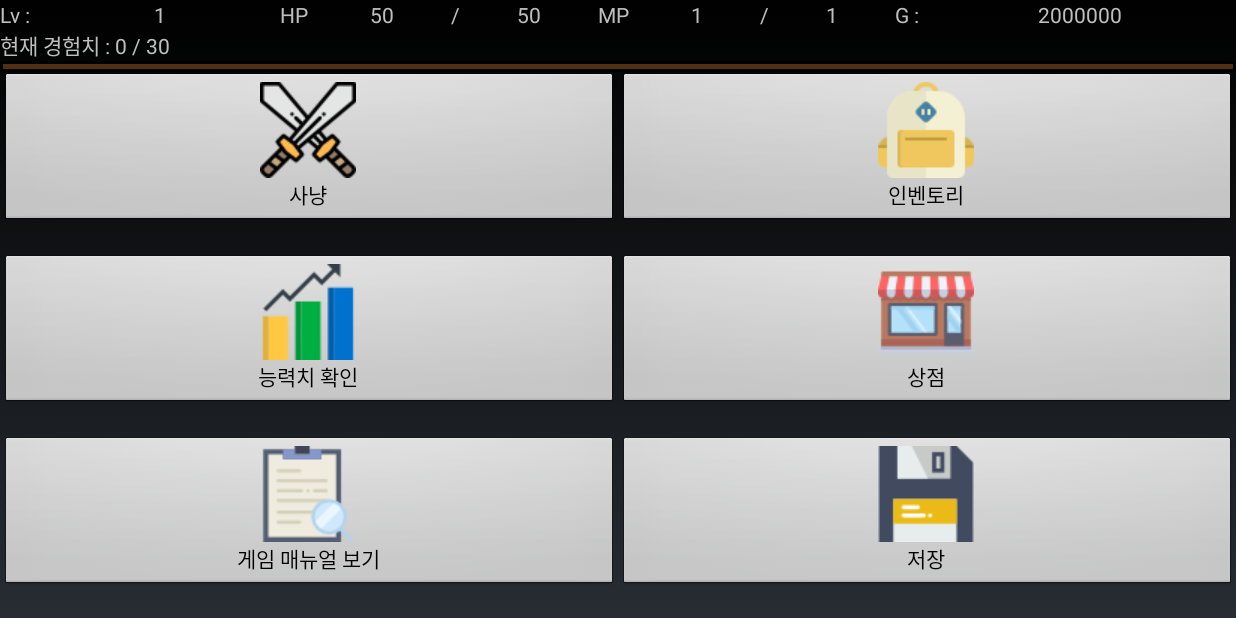
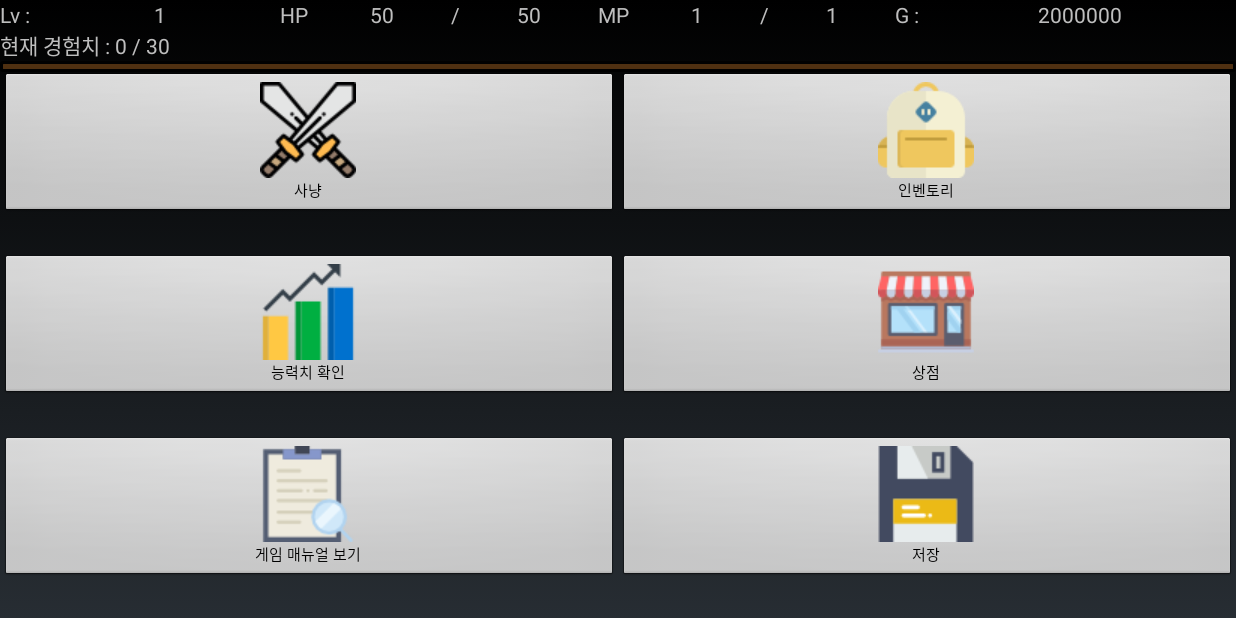
Before and after one commit to qhtlr4/Android_RPG_project, an Android app: the screen it shows after launch (GameActivity), after a tap on "새로하기", on a phone screen of 824 x 412 dp (held sideways). Run offline under Robolectric (Android 15) with nearby library versions, the phone set to English and light mode, and no system bars.

Commit message:
몬스터 레벨표시 / 글자 크기

```diff
--- a/app/src/main/java/com/example/sec/android_rpg_project/DBHelper.java
+++ b/app/src/main/java/com/example/sec/android_rpg_project/DBHelper.java
@@ -46,15 +46,15 @@ public class DBHelper extends SQLiteOpenHelper {
         sqLiteDatabase.execSQL("CREATE TABLE ITEM (item_id INTEGER PRIMARY KEY AUTOINCREMENT, item_name TEXT, attack INTEGER, defence INTEGER, addHp INTEGER, addMp INTEGER, cost INTEGER, class INTEGER);");
         sqLiteDatabase.execSQL("INSERT INTO ITEM VALUES(null, '골드', 0, 0, 0, 0, 0, 0);");
         sqLiteDatabase.execSQL("INSERT INTO ITEM VALUES(null, '목검', 5, 0, 0, 0, 500, 1);");
-        sqLiteDatabase.execSQL("INSERT INTO ITEM VALUES(null, '청동검', 7, 0, 0, 0, 5000, 1);");
+        sqLiteDatabase.execSQL("INSERT INTO ITEM VALUES(null, '청동검', 7, 0, 0, 0, 4000, 1);");
         sqLiteDatabase.execSQL("INSERT INTO ITEM VALUES(null, '강철검', 9, 0, 0, 0, 50000, 1);");
         sqLiteDatabase.execSQL("INSERT INTO ITEM VALUES(null, '다이아몬드검', 11, 0, 0, 0, 500000, 1);");
 
         sqLiteDatabase.execSQL("INSERT INTO ITEM VALUES(null, '낡은 옷', 0, 5, 0, 0, 500, 2);");
-        sqLiteDatabase.execSQL("INSERT INTO ITEM VALUES(null, '가죽 옷', 0, 7, 0, 0, 5000, 2);");
+        sqLiteDatabase.execSQL("INSERT INTO ITEM VALUES(null, '가죽 옷', 0, 7, 0, 0, 4000, 2);");
         sqLiteDatabase.execSQL("INSERT INTO ITEM VALUES(null, '청동 갑옷', 0, 9, 0, 0, 50000, 2);");
-        sqLiteDatabase.execSQL("INSERT INTO ITEM VALUES(null, '가벼운 강철 갑옷', 0, 11, 0, 0, 500000, 2);");
-        sqLiteDatabase.execSQL("INSERT INTO ITEM VALUES(null, '무적갑옷', 0, 9999, 0, 0, 5000000, 2);");
+        sqLiteDatabase.execSQL("INSERT INTO ITEM VALUES(null, '강철 갑옷', 0, 11, 0, 0, 500000, 2);");
+        sqLiteDatabase.execSQL("INSERT INTO ITEM VALUES(null, '무적 갑옷', 0, 9999, 0, 0, 5000000, 2);");
 
         sqLiteDatabase.execSQL("INSERT INTO ITEM VALUES(null, 'HP 포션', 0, 0, 30, 0, 500, 3);");
         sqLiteDatabase.execSQL("INSERT INTO ITEM VALUES(null, 'MP 포션', 0, 0, 0, 10, 300, 3);");
@@ -85,20 +85,20 @@ public class DBHelper extends SQLiteOpenHelper {
         sqLiteDatabase.execSQL("INSERT INTO ENHANCEMENT VALUES(null, 30, 30, 300, 10000)");
 
         sqLiteDatabase.execSQL("CREATE TABLE MOB (mob_id INTEGER PRIMARY KEY AUTOINCREMENT, mob_name TEXT, hp INTEGER, damage INTEGER, exp INTEGER, is_boss INTEGER);");  //
-        sqLiteDatabase.execSQL("INSERT INTO MOB VALUES(null, '피카츄', 25, 11, 3, 0);");
-        sqLiteDatabase.execSQL("INSERT INTO MOB VALUES(null, '크로뱃', 35, 15, 7, 0);");
-        sqLiteDatabase.execSQL("INSERT INTO MOB VALUES(null, '입치트', 45, 18, 11, 0);");
-        sqLiteDatabase.execSQL("INSERT INTO MOB VALUES(null, '독개굴', 50, 21, 17, 0);");
-        sqLiteDatabase.execSQL("INSERT INTO MOB VALUES(null, '라프라스', 55, 26, 25, 0);");
-        sqLiteDatabase.execSQL("INSERT INTO MOB VALUES(null, '핫삼', 75, 31, 37, 0);");
-        sqLiteDatabase.execSQL("INSERT INTO MOB VALUES(null, '워글', 99, 35, 52, 0);");
-        sqLiteDatabase.execSQL("INSERT INTO MOB VALUES(null, '팬텀', 116, 40, 73, 0);");
-        sqLiteDatabase.execSQL("INSERT INTO MOB VALUES(null, '한카리아스', 148, 48, 94, 0);");
-        sqLiteDatabase.execSQL("INSERT INTO MOB VALUES(null, '삼삼드래', 153, 52, 115, 0);");
-        sqLiteDatabase.execSQL("INSERT INTO MOB VALUES(null, '루카리오', 170, 61, 250, 0);");
-        sqLiteDatabase.execSQL("INSERT INTO MOB VALUES(null, '망나뇽', 200, 70, 330, 0);");
-        sqLiteDatabase.execSQL("INSERT INTO MOB VALUES(null, '리자몽', 240, 75, 400, 0);");
-        sqLiteDatabase.execSQL("INSERT INTO MOB VALUES(null, '레쿠쟈', 300, 100, 700, 1);");
+        sqLiteDatabase.execSQL("INSERT INTO MOB VALUES(null, '피카츄', 25, 11, 3, 0);");       //1
+        sqLiteDatabase.execSQL("INSERT INTO MOB VALUES(null, '크로뱃', 35, 15, 7, 0);");       //2
+        sqLiteDatabase.execSQL("INSERT INTO MOB VALUES(null, '입치트', 45, 18, 11, 0);");      //3
+        sqLiteDatabase.execSQL("INSERT INTO MOB VALUES(null, '독개굴', 50, 21, 17, 0);");      //4
+        sqLiteDatabase.execSQL("INSERT INTO MOB VALUES(null, '라프라스', 55, 26, 25, 0);");    //5
+        sqLiteDatabase.execSQL("INSERT INTO MOB VALUES(null, '핫삼', 75, 31, 37, 0);");        //6
+        sqLiteDatabase.execSQL("INSERT INTO MOB VALUES(null, '워글', 99, 35, 52, 0);");        //7
+        sqLiteDatabase.execSQL("INSERT INTO MOB VALUES(null, '팬텀', 116, 40, 73, 0);");       //8
+        sqLiteDatabase.execSQL("INSERT INTO MOB VALUES(null, '한카리아스', 148, 48, 94, 0);"); //9
+        sqLiteDatabase.execSQL("INSERT INTO MOB VALUES(null, '삼삼드래', 153, 52, 115, 0);");  //10
+        sqLiteDatabase.execSQL("INSERT INTO MOB VALUES(null, '루카리오', 170, 61, 250, 0);");  //11
+        sqLiteDatabase.execSQL("INSERT INTO MOB VALUES(null, '망나뇽', 200, 70, 330, 0);");    //12
+        sqLiteDatabase.execSQL("INSERT INTO MOB VALUES(null, '리자몽', 240, 75, 400, 0);");    //13
+        sqLiteDatabase.execSQL("INSERT INTO MOB VALUES(null, '레쿠쟈', 300, 100, 700, 1);");   //14    boss1
 
         //index, 아이템번호, 몬스터번호, 최소개수, 최대개수, 드롭률
         sqLiteDatabase.execSQL("CREATE TABLE DROP_ITEM (idx INTEGER PRIMARY KEY AUTOINCREMENT, item_id INTEGER, mob_id INTEGER, min INTEGER, max INTEGER, ratio INTEGER);");  //ratio -> 10 = 1%
--- a/app/src/main/java/com/example/sec/android_rpg_project/WarActivity.java
+++ b/app/src/main/java/com/example/sec/android_rpg_project/WarActivity.java
@@ -55,6 +55,8 @@ public class WarActivity extends Activity {
     TextView user_max_hp;
     TextView user_current_mp;
     TextView user_max_mp;
+
+    TextView enemy_level;
     TextView enemy_current_hp;      //몬스터 실시간 체력바 정보
     TextView enemy_max_hp;
 
@@ -127,6 +129,7 @@ public class WarActivity extends Activity {
         user_max_hp = (TextView)findViewById(R.id.user_max_hp);
         user_current_mp = (TextView)findViewById(R.id.user_current_mp);
         user_max_mp = (TextView)findViewById(R.id.user_max_mp);
+        enemy_level = (TextView)findViewById(R.id.enemy_level);
         enemy_current_hp = (TextView)findViewById(R.id.enemy_current_hp);
         enemy_max_hp = (TextView)findViewById(R.id.enemy_max_hp);
 
@@ -134,6 +137,7 @@ public class WarActivity extends Activity {
         user_max_hp.setText(maxHp_txt.getText().toString());
         user_current_mp.setText(currentMp_txt.getText().toString());
         user_max_mp.setText(maxMp_txt.getText().toString());
+        enemy_level.setText(String.valueOf(enemy.mob_num));
         enemy_current_hp.setText(String.valueOf(enemy.hp));
         enemy_max_hp.setText(String.valueOf(enemy.hp));
 
--- a/app/src/main/res/layout/activity_game.xml
+++ b/app/src/main/res/layout/activity_game.xml
@@ -446,6 +446,7 @@
                     android:layout_height="wrap_content"
                     android:id="@+id/war"
                     android:text="사냥"
+                    android:textSize="10sp"
                     android:drawableTop="@drawable/war"
                     android:onClick="level_select"
                     android:layout_weight="1"/>
@@ -455,6 +456,7 @@
                     android:layout_width="match_parent"
                     android:layout_height="wrap_content"
                     android:layout_weight="1"
+                    android:textSize="10sp"
                     android:drawableTop="@drawable/inventory"
                     android:text="인벤토리" />
             </LinearLayout>
@@ -468,6 +470,7 @@
                     android:id="@+id/ability"
                     android:drawableTop="@drawable/ability"
                     android:text="능력치 확인"
+                    android:textSize="10sp"
                     android:layout_weight="1"/>
                 <Button
                     android:layout_width="match_parent"
@@ -475,6 +478,7 @@
                     android:id="@+id/shop"
                     android:drawableTop="@drawable/store"
                     android:text="상점"
+                    android:textSize="10sp"
                     android:layout_weight="1"/>
             </LinearLayout>
             <LinearLayout
@@ -486,6 +490,7 @@
                     android:layout_height="wrap_content"
                     android:id="@+id/helpview_btn"
                     android:text="게임 매뉴얼 보기"
+                    android:textSize="10sp"
                     android:drawableTop="@drawable/help"
                     android:layout_weight="1"/>
                 <Button
@@ -493,6 +498,7 @@
                     android:layout_height="wrap_content"
                     android:id="@+id/save_data"
                     android:text="저장"
+                    android:textSize="10sp"
                     android:drawableTop="@drawable/save"
                     android:layout_weight="1"/>
             </LinearLayout>
```
Also changed, not shown: app/src/main/res/layout/activity_war.xml (+20 -0 lines).
